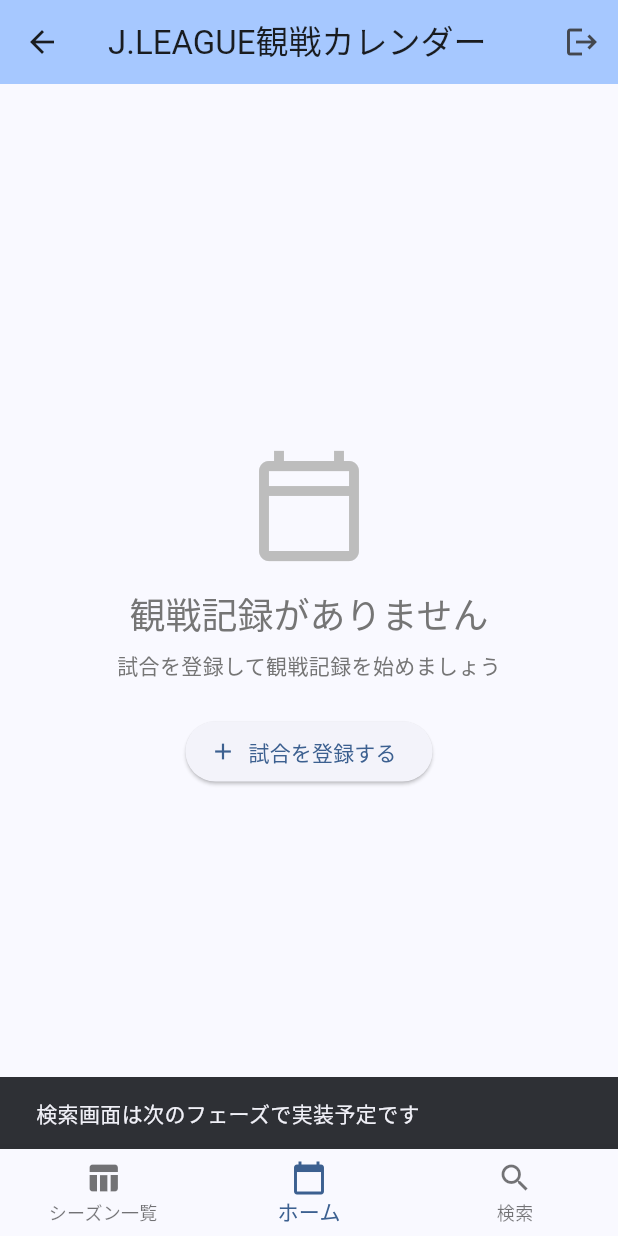
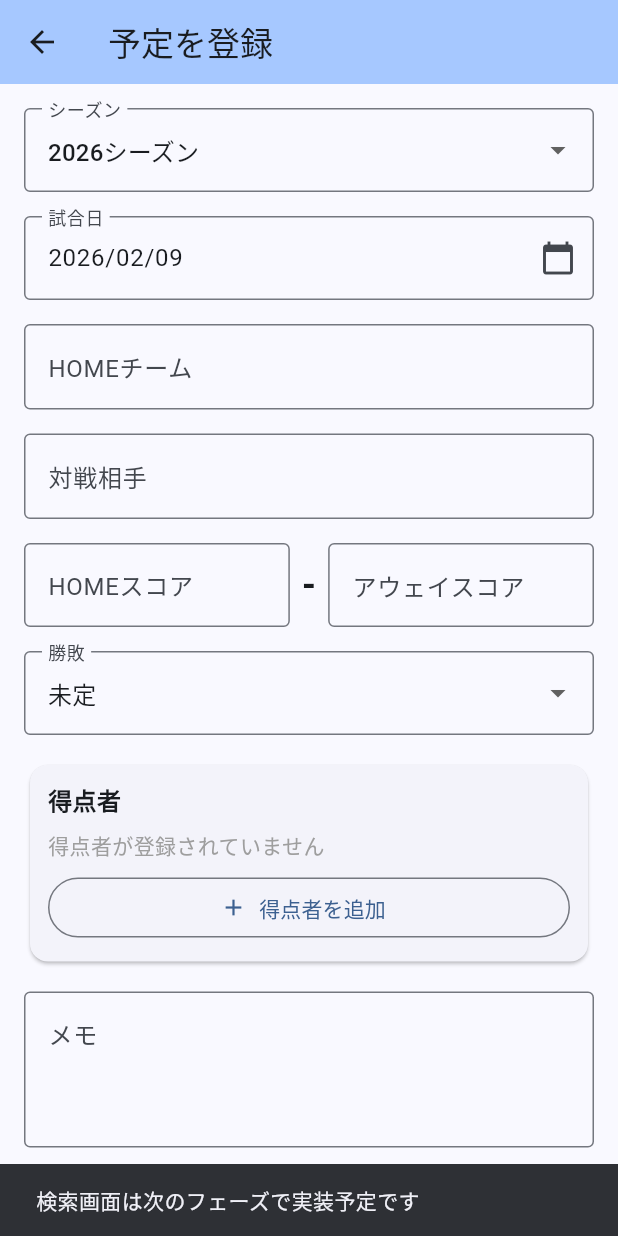
Before and after one commit to sion1073/jleague_watching_calendar, a Flutter app: the HomeScreen screen opened by its route, item 3 of the bottom bar chosen, after a tap on "試合を登録する", on a phone screen of 412 x 824 dp. Run offline on Flutter 3.47's test engine with Material 3 defaults, Android fonts, the phone set to English and light mode, and no system bars; our stand-ins replace hive, hive_flutter, shared_preferences, table_calendar; accounts and stored records are empty.

Commit message:
feat: 予定登録・編集画面の実装（Phase 3完了）
## 新規作成
- 予定登録・編集画面（MatchFormScreen）
  - 新規登録モード・編集モードの両対応
  - フォームバリデーション実装
  - 得点者の動的追加・削除（ダイアログUI）
  - 日付ピッカー、ドロップダウン、数値入力など多様なUI要素
  - シーズン変更時の自動移動機能

## 更新機能
- シーズン詳細画面
  - 予定追加ボタンの実装（MatchFormScreenへ遷移）
  - 編集ボタンの実装（既存試合の編集）
  - 保存後の自動リフレッシュ

- HOMEチーム詳細画面
  - 予定追加ボタンの実装（日本代表のみ表示）
  - 日本代表専用シーズンの自動作成機能（year: 9999）
  - 編集ボタンの実装
  - 保存後の自動リフレッシュ

- ホーム画面
  - デフォルトシーズンの自動作成機能
  - 「試合を登録する」ボタンからMatchFormScreenへ遷移
  - 新規ユーザー向けの導線確保

## 技術的な改善
- GlobalKey<FormState>によるバリデーション管理
- TextEditingControllerでの入力管理とクリーンアップ
- context.mountedチェックによる安全な非同期処理
- initialValueの使用による非推奨警告の回避
- エラーハンドリングの実装

## ドキュメント
- SCREEN_DESIGN.md を v1.4 に更新
- 議事録作成（ai_chat_log/2026-02-09_01.md）

flutter analyze: エラー・警告なし

Co-Authored-By: Claude Opus 4.6 <noreply@anthropic.com>

```diff
--- a/lib/screens/home_screen.dart
+++ b/lib/screens/home_screen.dart
@@ -9,6 +9,7 @@ import '../widgets/match_calendar_widget.dart';
 import '../widgets/match_statistics_widget.dart';
 import 'login_screen.dart';
 import 'league_list_screen.dart';
+import 'match_form_screen.dart';
 
 /// ホーム画面
 ///
@@ -196,6 +197,55 @@ class _HomeScreenState extends State<HomeScreen> {
     }
   }
 
+  /// デフォルトシーズンを取得または作成
+  Future<Season> _getOrCreateDefaultSeason() async {
+    final seasons = _seasonService.getAllSeasons();
+
+    // 既存のシーズンがあればそれを使用
+    if (seasons.isNotEmpty) {
+      // 最新年度のシーズンを返す
+      seasons.sort((a, b) => b.year.compareTo(a.year));
+      return seasons.first;
+    }
+
+    // シーズンがない場合、現在の年度のデフォルトシーズンを作成
+    final currentYear = DateTime.now().year;
+    final defaultSeason = Season(
+      name: '$currentYear' 'シーズン',
+      year: currentYear,
+      matches: [],
+    );
+
+    await _seasonService.addSeason(defaultSeason);
+    return defaultSeason;
+  }
+
+  /// 試合登録画面を開く
+  Future<void> _openMatchForm() async {
+    try {
+      final defaultSeason = await _getOrCreateDefaultSeason();
+      if (!mounted) return;
+
+      if (!context.mounted) return;
+      final result = await Navigator.push(
+        context,
+        MaterialPageRoute(
+          builder: (context) => MatchFormScreen(season: defaultSeason),
+        ),
+      );
+
+      if (result == true && mounted) {
+        _loadData();
+      }
+    } catch (e) {
+      if (mounted) {
+        ScaffoldMessenger.of(context).showSnackBar(
+          SnackBar(content: Text('エラーが発生しました: $e')),
+        );
+      }
+    }
+  }
+
   @override
   Widget build(BuildContext context) {
     return AppLayout(
@@ -241,13 +291,7 @@ class _HomeScreenState extends State<HomeScreen> {
           ),
           const SizedBox(height: 24),
           ElevatedButton.icon(
-            onPressed: () {
-              ScaffoldMessenger.of(context).showSnackBar(
-                const SnackBar(
-                  content: Text('試合登録機能は次のフェーズで実装予定です'),
-                ),
-              );
-            },
+            onPressed: _openMatchForm,
             icon: const Icon(Icons.add),
             label: const Text('試合を登録する'),
           ),
--- /dev/null
+++ b/lib/screens/match_form_screen.dart
@@ -0,0 +1,544 @@
+import 'package:flutter/material.dart';
+import 'package:flutter/services.dart';
+import 'package:intl/intl.dart';
+import '../models/season.dart';
+import '../models/match_result.dart';
+import '../models/goal_scorer.dart';
+import '../services/season_service.dart';
+
+/// 予定登録・編集画面
+///
+/// 試合の新規登録または既存試合の編集を行います。
+class MatchFormScreen extends StatefulWidget {
+  final Season season;
+  final MatchResult? match;
+
+  const MatchFormScreen({
+    super.key,
+    required this.season,
+    this.match,
+  });
+
+  @override
+  State<MatchFormScreen> createState() => _MatchFormScreenState();
+}
+
+class _MatchFormScreenState extends State<MatchFormScreen> {
+  final _formKey = GlobalKey<FormState>();
+  final _seasonService = SeasonService();
+
+  // コントローラー
+  late TextEditingController _dateController;
+  late TextEditingController _homeTeamController;
+  late TextEditingController _awayTeamController;
+  late TextEditingController _homeScoreController;
+  late TextEditingController _awayScoreController;
+  late TextEditingController _memoController;
+
+  // 状態
+  late Season _selectedSeason;
+  late DateTime _selectedDate;
+  late MatchOutcome _selectedOutcome;
+  late List<GoalScorer> _goalScorers;
+  List<Season> _availableSeasons = [];
+
+  bool _isLoading = false;
+  bool _isEditMode = false;
+
+  @override
+  void initState() {
+    super.initState();
+    _isEditMode = widget.match != null;
+
+    // 初期値を設定
+    _selectedSeason = widget.season;
+    _selectedDate = widget.match?.matchDate ?? DateTime.now();
+    _selectedOutcome = widget.match?.outcome ?? MatchOutcome.tbd;
+    _goalScorers = widget.match?.goalScorers.toList() ?? [];
+
+    // コントローラーの初期化
+    final dateFormatter = DateFormat('yyyy/MM/dd');
+    _dateController = TextEditingController(text: dateFormatter.format(_selectedDate));
+    _homeTeamController = TextEditingController(text: widget.match?.homeTeam ?? '');
+    _awayTeamController = TextEditingController(text: widget.match?.awayTeam ?? '');
+
+    // スコアを分解
+    final scoreParts = _parseScore(widget.match?.score ?? '');
+    _homeScoreController = TextEditingController(text: scoreParts[0]);
+    _awayScoreController = TextEditingController(text: scoreParts[1]);
+
+    _memoController = TextEditingController(text: widget.match?.memo ?? '');
+
+    // 利用可能なシーズンを取得
+    _loadSeasons();
+  }
+
+  @override
+  void dispose() {
+    _dateController.dispose();
+    _homeTeamController.dispose();
+    _awayTeamController.dispose();
+    _homeScoreController.dispose();
+    _awayScoreController.dispose();
+    _memoController.dispose();
+    super.dispose();
+  }
+
+  /// シーズンを読み込む
+  Future<void> _loadSeasons() async {
+    try {
+      final seasons = _seasonService.getSeasonsOrderedByYear(ascending: false);
+      setState(() {
+        _availableSeasons = seasons;
+      });
+    } catch (e) {
+      if (mounted) {
+        ScaffoldMessenger.of(context).showSnackBar(
+          SnackBar(content: Text('シーズンの読み込みに失敗しました: $e')),
+        );
+      }
+    }
+  }
+
+  /// スコアを分解（"3-2" -> ["3", "2"]）
+  List<String> _parseScore(String score) {
+    if (score.isEmpty) return ['', ''];
+    final parts = score.split('-');
+    if (parts.length == 2) {
+      return [parts[0].trim(), parts[1].trim()];
+    }
+    return ['', ''];
+  }
+
+  /// 日付ピッカーを表示
+  Future<void> _selectDate() async {
+    final picked = await showDatePicker(
+      context: context,
+      initialDate: _selectedDate,
+      firstDate: DateTime(2000),
+      lastDate: DateTime(2100),
+    );
+
+    if (picked != null && picked != _selectedDate) {
+      setState(() {
+        _selectedDate = picked;
+        final dateFormatter = DateFormat('yyyy/MM/dd');
+        _dateController.text = dateFormatter.format(picked);
+      });
+    }
+  }
+
+  /// 得点者を追加するダイアログを表示
+  Future<void> _showAddGoalScorerDialog() async {
+    final nameController = TextEditingController();
+    final teamController = TextEditingController();
+
+    final result = await showDialog<bool>(
+      context: context,
+      builder: (context) => AlertDialog(
+        title: const Text('得点者を追加'),
+        content: Column(
+          mainAxisSize: MainAxisSize.min,
+          children: [
+            TextField(
+              controller: nameController,
+              decoration: const InputDecoration(
+                labelText: '得点者名',
+                hintText: '例: 田中',
+              ),
+              autofocus: true,
+            ),
+            const SizedBox(height: 16),
+            TextField(
+              controller: teamController,
+              decoration: const InputDecoration(
+                labelText: 'チーム名',
+                hintText: '例: FC東京',
+              ),
+            ),
+          ],
+        ),
+        actions: [
+          TextButton(
+            onPressed: () => Navigator.pop(context, false),
+            child: const Text('キャンセル'),
+          ),
+          TextButton(
+            onPressed: () {
+              if (nameController.text.trim().isEmpty ||
+                  teamController.text.trim().isEmpty) {
+                ScaffoldMessenger.of(context).showSnackBar(
+                  const SnackBar(content: Text('名前とチーム名を入力してください')),
+                );
+                return;
+              }
+              Navigator.pop(context, true);
+            },
+            child: const Text('追加'),
+          ),
+        ],
+      ),
+    );
+
+    if (result == true) {
+      setState(() {
+        _goalScorers.add(GoalScorer(
+          name: nameController.text.trim(),
+          team: teamController.text.trim(),
+        ));
+      });
+    }
+
+    nameController.dispose();
+    teamController.dispose();
+  }
+
+  /// 得点者を削除
+  void _removeGoalScorer(int index) {
+    setState(() {
+      _goalScorers.removeAt(index);
+    });
+  }
+
+  /// 勝敗の日本語表記を取得
+  String _getOutcomeLabel(MatchOutcome outcome) {
+    switch (outcome) {
+      case MatchOutcome.win:
+        return '勝利';
+      case MatchOutcome.lose:
+        return '敗北';
+      case MatchOutcome.draw:
+        return '引き分け';
+      case MatchOutcome.tbd:
+        return '未定';
+    }
+  }
+
+  /// 保存処理
+  Future<void> _save() async {
+    if (!_formKey.currentState!.validate()) {
+      return;
+    }
+
+    setState(() {
+      _isLoading = true;
+    });
+
+    try {
+      // スコアを組み立て
+      final homeScore = _homeScoreController.text.trim();
+      final awayScore = _awayScoreController.text.trim();
+      final score = (homeScore.isNotEmpty && awayScore.isNotEmpty)
+          ? '$homeScore-$awayScore'
+          : '';
+
+      if (_isEditMode) {
+        // 編集モード: 既存の試合を更新
+        widget.match!.matchDate = _selectedDate;
+        widget.match!.homeTeam = _homeTeamController.text.trim();
+        widget.match!.awayTeam = _awayTeamController.text.trim();
+        widget.match!.score = score;
+        widget.match!.outcome = _selectedOutcome;
+        widget.match!.goalScorers.clear();
+        widget.match!.goalScorers.addAll(_goalScorers);
+        widget.match!.memo = _memoController.text.trim();
+
+        // シーズンが変更された場合の処理
+        if (_selectedSeason.key != widget.season.key) {
+          // 元のシーズンから削除
+          widget.season.removeMatch(widget.match!);
+          // 新しいシーズンに追加
+          _selectedSeason.addMatch(widget.match!);
+        } else {
+          // 同じシーズンの場合は保存のみ
+          await widget.season.save();
+        }
+      } else {
+        // 新規登録モード
+        final newMatch = MatchResult(
+          matchDate: _selectedDate,
+          homeTeam: _homeTeamController.text.trim(),
+          awayTeam: _awayTeamController.text.trim(),
+          score: score,
+          outcomeIndex: _selectedOutcome.index,
+          goalScorers: _goalScorers,
+          memo: _memoController.text.trim(),
+        );
+
+        _selectedSeason.addMatch(newMatch);
+      }
+
+      if (mounted) {
+        Navigator.pop(context, true);
+      }
+    } catch (e) {
+      if (mounted) {
+        setState(() {
+          _isLoading = false;
+        });
+        ScaffoldMessenger.of(context).showSnackBar(
+          SnackBar(content: Text('保存に失敗しました: $e')),
+        );
+      }
+    }
+  }
+
+  /// キャンセル処理
+  void _cancel() {
+    Navigator.pop(context, false);
+  }
+
+  @override
+  Widget build(BuildContext context) {
+    return Scaffold(
+      appBar: AppBar(
+        title: Text(_isEditMode ? '試合を編集' : '予定を登録'),
+        backgroundColor: Theme.of(context).colorScheme.inversePrimary,
+      ),
+      body: Form(
+        key: _formKey,
+        child: ListView(
+          padding: const EdgeInsets.all(16.0),
+          children: [
+            // シーズン選択
+            DropdownButtonFormField<Season>(
+              initialValue: _selectedSeason,
+              decoration: const InputDecoration(
+                labelText: 'シーズン',
+                border: OutlineInputBorder(),
+              ),
+              items: _availableSeasons.map((season) {
+                return DropdownMenuItem(
+                  value: season,
+                  child: Text(season.name),
+                );
+              }).toList(),
+              onChanged: (value) {
+                if (value != null) {
+                  setState(() {
+                    _selectedSeason = value;
+                  });
+                }
+              },
+              validator: (value) {
+                if (value == null) {
+                  return 'シーズンを選択してください';
+                }
+                return null;
+              },
+            ),
+            const SizedBox(height: 16),
+
+            // 試合日
+            TextFormField(
+              controller: _dateController,
+              decoration: const InputDecoration(
+                labelText: '試合日',
+                border: OutlineInputBorder(),
+                suffixIcon: Icon(Icons.calendar_today),
+              ),
+              readOnly: true,
+              onTap: _selectDate,
+              validator: (value) {
+                if (value == null || value.isEmpty) {
+                  return '試合日を選択してください';
+                }
+                return null;
+              },
+            ),
+            const SizedBox(height: 16),
+
+            // HOMEチーム
+            TextFormField(
+              controller: _homeTeamController,
+              decoration: const InputDecoration(
+                labelText: 'HOMEチーム',
+                border: OutlineInputBorder(),
+                hintText: '例: FC東京',
+              ),
+              validator: (value) {
+                if (value == null || value.trim().isEmpty) {
+                  return 'HOMEチームを入力してください';
+                }
+                return null;
+              },
+            ),
+            const SizedBox(height: 16),
+
+            // 対戦相手
+            TextFormField(
+              controller: _awayTeamController,
+              decoration: const InputDecoration(
+                labelText: '対戦相手',
+                border: OutlineInputBorder(),
+                hintText: '例: 浦和レッズ',
+              ),
+              validator: (value) {
+                if (value == null || value.trim().isEmpty) {
+                  return '対戦相手を入力してください';
+                }
+                return null;
+              },
+            ),
+            const SizedBox(height: 16),
+
+            // スコア
+            Row(
+              children: [
+                Expanded(
+                  child: TextFormField(
+                    controller: _homeScoreController,
+                    decoration: const InputDecoration(
+                      labelText: 'HOMEスコア',
+                      border: OutlineInputBorder(),
+                      hintText: '0',
+                    ),
+                    keyboardType: TextInputType.number,
+                    inputFormatters: [FilteringTextInputFormatter.digitsOnly],
+                  ),
+                ),
+                const Padding(
+                  padding: EdgeInsets.symmetric(horizontal: 8.0),
+                  child: Text(
+                    '-',
+                    style: TextStyle(fontSize: 24, fontWeight: FontWeight.bold),
+                  ),
+                ),
+                Expanded(
+                  child: TextFormField(
+                    controller: _awayScoreController,
+                    decoration: const InputDecoration(
+                      labelText: 'アウェイスコア',
+                      border: OutlineInputBorder(),
+                      hintText: '0',
+                    ),
+                    keyboardType: TextInputType.number,
+                    inputFormatters: [FilteringTextInputFormatter.digitsOnly],
+                  ),
+                ),
+              ],
+            ),
+            const SizedBox(height: 16),
+
+            // 勝敗
+            DropdownButtonFormField<MatchOutcome>(
+              initialValue: _selectedOutcome,
+              decoration: const InputDecoration(
+                labelText: '勝敗',
+                border: OutlineInputBorder(),
+              ),
+              items: MatchOutcome.values.map((outcome) {
+                return DropdownMenuItem(
+                  value: outcome,
+                  child: Text(_getOutcomeLabel(outcome)),
+                );
+              }).toList(),
+              onChanged: (value) {
+                if (value != null) {
+                  setState(() {
+                    _selectedOutcome = value;
+                  });
+                }
+              },
+            ),
+            const SizedBox(height: 16),
+
+            // 得点者
+            Card(
+              child: Padding(
+                padding: const EdgeInsets.all(12.0),
+                child: Column(
+                  crossAxisAlignment: CrossAxisAlignment.start,
+                  children: [
+                    const Text(
+                      '得点者',
+                      style: TextStyle(
+                        fontSize: 16,
+                        fontWeight: FontWeight.bold,
+                      ),
+                    ),
+                    const SizedBox(height: 8),
+                    if (_goalScorers.isEmpty)
+                      const Text(
+                        '得点者が登録されていません',
+                        style: TextStyle(color: Colors.grey),
+                      )
+                    else
+                      ..._goalScorers.asMap().entries.map((entry) {
+                        final index = entry.key;
+                        final scorer = entry.value;
+                        return ListTile(
+                          contentPadding: EdgeInsets.zero,
+                          leading: const Icon(Icons.sports_soccer, size: 20),
+                          title: Text(scorer.name),
+                          subtitle: Text(scorer.team),
+                          trailing: IconButton(
+                            icon: const Icon(Icons.delete, size: 20),
+                            onPressed: () => _removeGoalScorer(index),
+                          ),
+                        );
+                      }),
+                    const SizedBox(height: 8),
+                    OutlinedButton.icon(
+                      onPressed: _showAddGoalScorerDialog,
+                      icon: const Icon(Icons.add),
+                      label: const Text('得点者を追加'),
+                      style: OutlinedButton.styleFrom(
+                        minimumSize: const Size(double.infinity, 40),
+                      ),
+                    ),
+                  ],
+                ),
+              ),
+            ),
+            const SizedBox(height: 16),
+
+            // メモ
+            TextFormField(
+              controller: _memoController,
+              decoration: const InputDecoration(
+                labelText: 'メモ',
+                border: OutlineInputBorder(),
+                hintText: '試合の感想やメモを入力',
+                alignLabelWithHint: true,
+              ),
+              maxLines: 3,
+            ),
+            const SizedBox(height: 24),
+
+            // 保存・キャンセルボタン
+            Row(
+              children: [
+                Expanded(
+                  child: OutlinedButton(
+                    onPressed: _isLoading ? null : _cancel,
+                    style: OutlinedButton.styleFrom(
+                      padding: const EdgeInsets.symmetric(vertical: 16),
+                    ),
+                    child: const Text('キャンセル'),
+                  ),
+                ),
+                const SizedBox(width: 16),
+                Expanded(
+                  child: ElevatedButton(
+                    onPressed: _isLoading ? null : _save,
+                    style: ElevatedButton.styleFrom(
+                      padding: const EdgeInsets.symmetric(vertical: 16),
+                    ),
+                    child: _isLoading
+                        ? const SizedBox(
+                            height: 20,
+                            width: 20,
+                            child: CircularProgressIndicator(strokeWidth: 2),
+                          )
+                        : const Text('保存'),
+                  ),
+                ),
+              ],
+            ),
+          ],
+        ),
+      ),
+    );
+  }
+}
```
Also changed, not shown: lib/screens/season_detail_screen.dart (+20 -8 lines), lib/screens/team_detail_screen.dart (+45 -8 lines), 2 other files.
